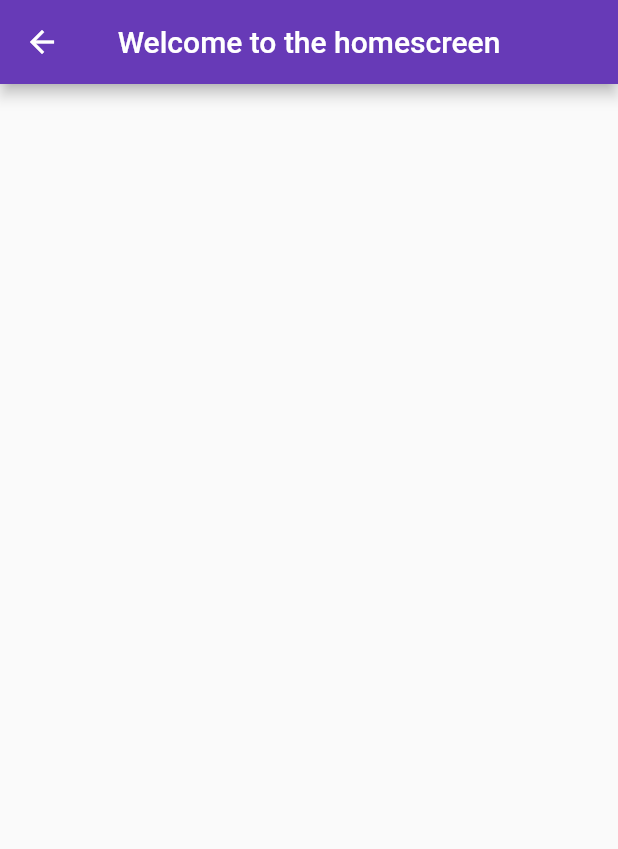
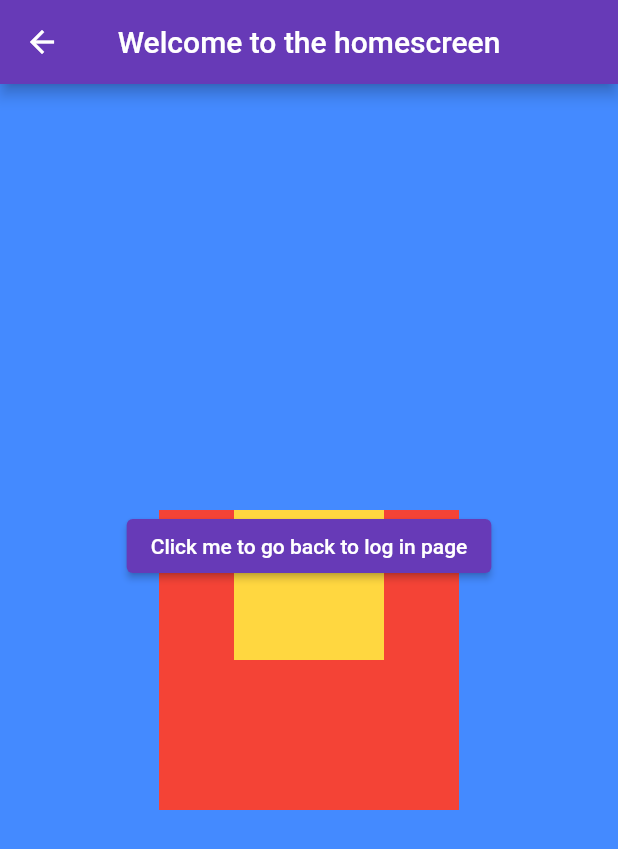
Before and after one commit to MiNHAZ-33/Flutter-Practice, a Flutter app: the HomePage screen opened by its route, on a phone screen of 412 x 824 dp. Shown: the top 849 px of the screen. Run offline on Flutter 3.47's test engine with Material 2 defaults, Android fonts, the phone set to English and light mode, and no system bars.

Commit message:
Routes and Stacks are added

```diff
--- a/homescreen/lib/homepage.dart
+++ b/homescreen/lib/homepage.dart
@@ -6,10 +6,34 @@ class HomePage extends StatelessWidget {
   @override
   Widget build(BuildContext context) {
     return Scaffold(
+      backgroundColor: Colors.blueAccent,
       appBar: AppBar(
         title: Text('Welcome to the homescreen'),
         centerTitle: true,
       ),
+      body: Center(
+        child: Stack(
+          alignment: Alignment.topCenter,
+          children: [
+            Container(
+              height: 200,
+              width: 200,
+              color: Colors.red,
+            ),
+            Container(
+              height: 100,
+              width: 100,
+              color: Colors.amberAccent,
+            ),
+            ElevatedButton(
+              onPressed: () {
+                Navigator.pushNamed(context, '/login');
+              },
+              child: Text('Click me to go back to log in page'),
+            ),
+          ],
+        ),
+      ),
     );
   }
 }
```
